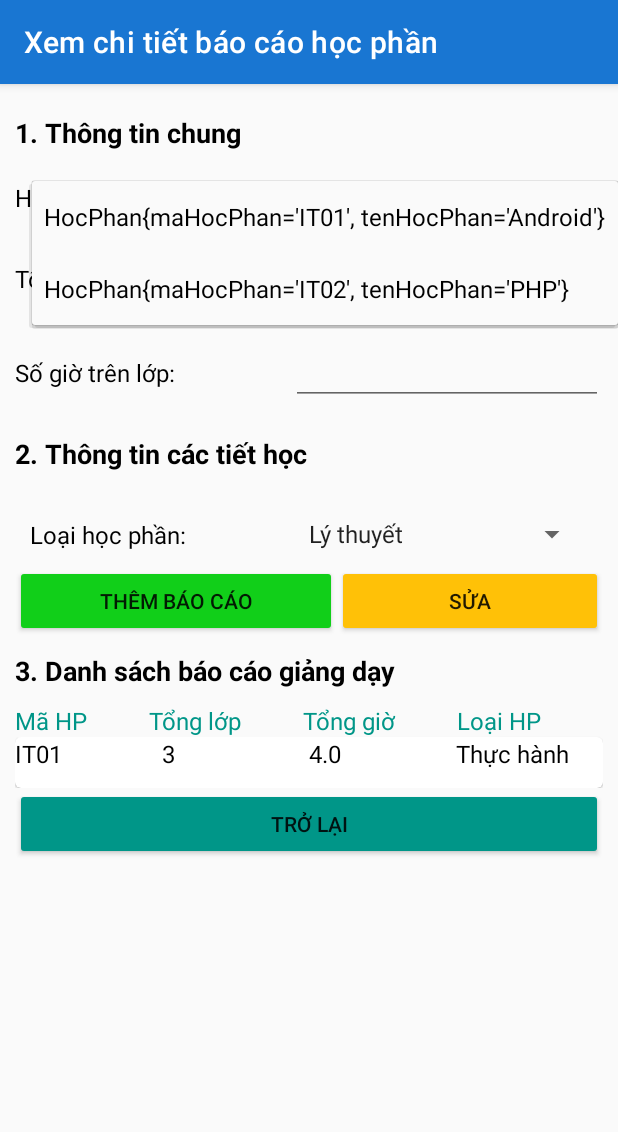
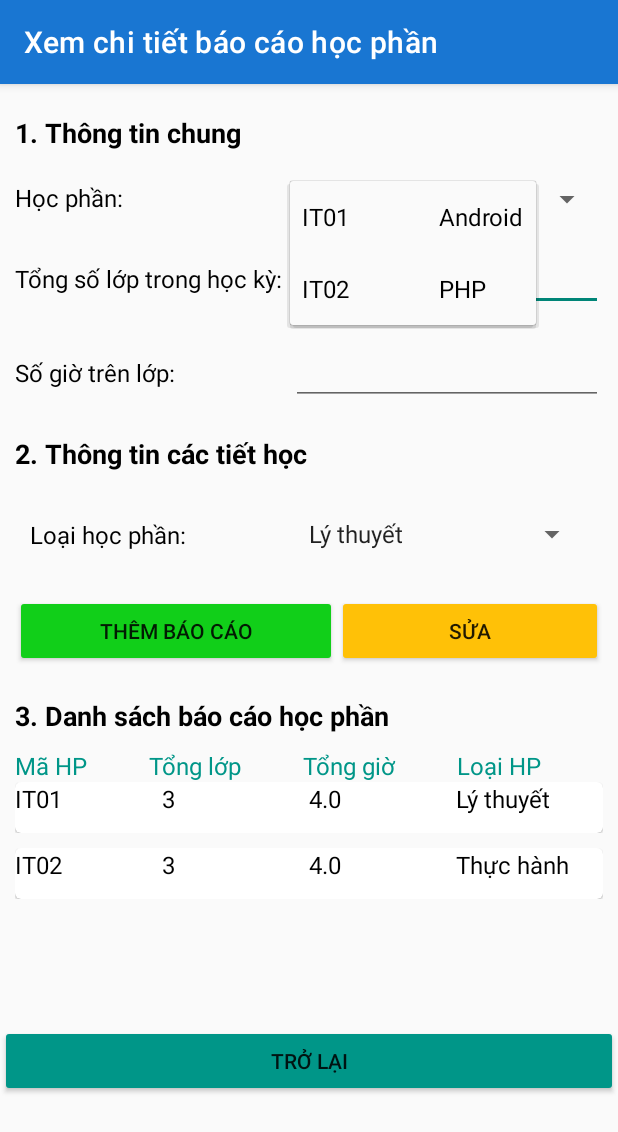
Before and after one commit to tattrung15/Android_ModuleResults, an Android app: the screen it shows after launch (ChiTietBaoCaoHocPhan), after a tap on "IT01", on a phone screen of 412 x 824 dp. Shown: the top 1132 px of the screen. Run offline under Robolectric (Android 15) with nearby library versions, the phone set to English and light mode, and no system bars.

Commit message:
done_face

```diff
--- a/app/src/main/java/com/nhom11/chi_tiet_bao_cao_hoc_phan/ChiTietBaoCaoHocPhan.java
+++ b/app/src/main/java/com/nhom11/chi_tiet_bao_cao_hoc_phan/ChiTietBaoCaoHocPhan.java
@@ -29,7 +29,7 @@ public class ChiTietBaoCaoHocPhan extends AppCompatActivity {
         setContentView(R.layout.activity_chi_tiet_bao_cao_hoc_phan);
         init();
         baoCaoHocPhan1 = new BaoCaoHocPhan(1,"IT01",3,4,"Lý thuyết");
-        baoCaoHocPhan1 =new BaoCaoHocPhan(1,"IT01",3,4,"Thực hành");
+        baoCaoHocPhan2 =new BaoCaoHocPhan(2,"IT02",3,4,"Thực hành");
         hp1 = new HocPhan("IT01","Android");
         hp2 = new HocPhan("IT02","PHP");
         //1. Tạo ArrayList object
--- a/app/src/main/java/com/nhom11/chi_tiet_bao_cao_hoc_phan/CustomListview.java
+++ b/app/src/main/java/com/nhom11/chi_tiet_bao_cao_hoc_phan/CustomListview.java
@@ -32,6 +32,7 @@ public class CustomListview extends ArrayAdapter {
     public View getView(int position, @Nullable View convertView, @NonNull ViewGroup parent) {
         LayoutInflater inflater = context.getLayoutInflater();
         convertView = inflater.inflate(layoutID,null);
+
         if (list.size() > 0) {
             //lấy dòng thứ i
             final TextView txtBCHP_MaHP =convertView.findViewById(R.id.txtBCHP_MaHP);
--- a/app/src/main/java/com/nhom11/models/HocPhan.java
+++ b/app/src/main/java/com/nhom11/models/HocPhan.java
@@ -30,9 +30,6 @@ public class HocPhan {
 
     @Override
     public String toString() {
-        return "HocPhan{" +
-                "maHocPhan='" + maHocPhan + '\'' +
-                ", tenHocPhan='" + tenHocPhan + '\'' +
-                '}';
+        return  maHocPhan + "               " + tenHocPhan ;
     }
 }
--- a/app/src/main/res/layout/activity_chi_tiet_bao_cao_hoc_phan.xml
+++ b/app/src/main/res/layout/activity_chi_tiet_bao_cao_hoc_phan.xml
@@ -24,7 +24,7 @@
     <!-- Note: A RecyclerView can also be used -->
     <androidx.core.widget.NestedScrollView
         android:layout_width="match_parent"
-        android:layout_height="match_parent"
+        android:layout_height="wrap_content"
         app:layout_behavior="@string/appbar_scrolling_view_behavior">
 
         <!-- Scrollable content -->
@@ -69,7 +69,9 @@
                     android:id="@+id/spinnerBCHP_HP"
                     android:layout_width="125dp"
                     android:layout_height="wrap_content"
-                    android:layout_weight="2" />
+                    android:layout_weight="2"
+                    android:textColor="@color/black"
+                    android:textSize="16sp" />
             </TableRow>
             <TableRow
                 android:layout_width="match_parent"
@@ -160,13 +162,16 @@
                     android:id="@+id/spinnerBCHP_LoaiHP"
                     android:layout_width="151dp"
                     android:layout_height="match_parent"
-                    android:textStyle="bold"
-                    android:layout_weight="2" />
+                    android:layout_weight="2"
+                    android:textColor="@color/black"
+                    android:textSize="16sp"/>
             </TableRow>
             <TableRow
                 android:layout_width="match_parent"
                 android:layout_height="match_parent"
                 android:weightSum="2"
+                android:layout_marginBottom="10dp"
+                android:layout_marginTop="20dp"
                 >
 
                 <Button
@@ -194,7 +199,7 @@
                     android:id="@+id/textView8"
                     android:layout_width="wrap_content"
                     android:layout_height="wrap_content"
-                    android:text="3. Danh sách báo cáo giảng dạy"
+                    android:text="3. Danh sách báo cáo học phần"
                     android:layout_marginBottom="10dp"
                     android:textSize="18sp"
                     android:textStyle="bold"
@@ -203,18 +208,68 @@
             <TableRow
                 android:layout_width="match_parent"
                 android:layout_height="wrap_content"
-                >
+                android:weightSum="4"
+                android:orientation="vertical">
+
+                <TextView
+                    android:id="@+id/textViewMaHP"
+                    android:layout_width="wrap_content"
+                    android:layout_height="wrap_content"
+                    android:textSize="16sp"
+                    android:textColor="#009688"
+                    android:layout_weight="1"
+                    android:text="Mã HP" />
+
+                <TextView
+                    android:id="@+id/textViewTongLop"
+                    android:layout_width="wrap_content"
+                    android:layout_height="wrap_content"
+                    android:textSize="16sp"
+                    android:textColor="#009688"
+                    android:layout_weight="1"
+                    android:text="Tổng lớp" />
+
+                <TextView
+                    android:id="@+id/textViewTongGio"
+                    android:layout_width="wrap_content"
+                    android:layout_height="wrap_content"
+                    android:textSize="16sp"
+                    android:textColor="#009688"
+                    android:layout_weight="1"
+                    android:text="Tổng giờ" />
+
+                <TextView
+                    android:id="@+id/textViewLoaiHP"
+                    android:layout_width="wrap_content"
+                    android:layout_height="wrap_content"
+                    android:textSize="16sp"
+                    android:textColor="#009688"
+                    android:layout_weight="1"
+                    android:text="Loại HP" />
+            </TableRow>
+        </LinearLayout>
+    </androidx.core.widget.NestedScrollView>
+
+    <LinearLayout
+        android:layout_width="match_parent"
+        android:layout_height="match_parent"
+        android:orientation="vertical">
+        <TableRow
+            android:layout_width="match_parent"
+            android:layout_height="wrap_content">
 
             <ListView
                 android:id="@+id/lvBCHP_BaoCaoGiangDay"
                 android:layout_width="match_parent"
-                    android:layout_height="match_parent" />
+                android:layout_height="162dp"
+                android:layout_weight="0.1"
+                android:divider="@android:color/transparent"
+                android:dividerHeight="10dp"
+                android:paddingHorizontal="10dp" />
         </TableRow>
-
         <TableRow
             android:layout_width="match_parent"
-                android:layout_height="match_parent" >
-
+            android:layout_height="wrap_content">
             <Button
                 android:id="@+id/btnBack"
                 android:layout_width="match_parent"
@@ -224,8 +279,5 @@
         </TableRow>
     </LinearLayout>
 
-    </androidx.core.widget.NestedScrollView>
-
-
 
 </LinearLayout>
--- a/app/src/main/res/layout/bao_cao_hp_custom_listview.xml
+++ b/app/src/main/res/layout/bao_cao_hp_custom_listview.xml
@@ -6,48 +6,7 @@
     android:orientation="vertical"
     app:layoutDescription="@xml/bao_cao_hp_custom_listview_scene">
 
-    <TableRow
-        android:layout_width="match_parent"
-        android:layout_height="wrap_content"
-        android:weightSum="4"
-        android:orientation="vertical">
 
-        <TextView
-            android:id="@+id/textView10"
-            android:layout_width="wrap_content"
-            android:layout_height="wrap_content"
-            android:textSize="16sp"
-            android:textColor="#009688"
-            android:layout_weight="1"
-            android:text="Mã HP" />
-
-        <TextView
-            android:id="@+id/textView9"
-            android:layout_width="wrap_content"
-            android:layout_height="wrap_content"
-            android:textSize="16sp"
-            android:textColor="#009688"
-            android:layout_weight="1"
-            android:text="Tổng lớp" />
-
-        <TextView
-            android:id="@+id/textView"
-            android:layout_width="wrap_content"
-            android:layout_height="wrap_content"
-            android:textSize="16sp"
-            android:textColor="#009688"
-            android:layout_weight="1"
-            android:text="Tổng giờ" />
-
-        <TextView
-            android:id="@+id/textView12"
-            android:layout_width="wrap_content"
-            android:layout_height="wrap_content"
-            android:textSize="16sp"
-            android:textColor="#009688"
-            android:layout_weight="1"
-            android:text="Loại HP" />
-    </TableRow>
     <com.google.android.material.card.MaterialCardView
         android:layout_width="match_parent"
         android:layout_height="match_parent"
```
Lines whose indentation alone changed are shown as unchanged.
